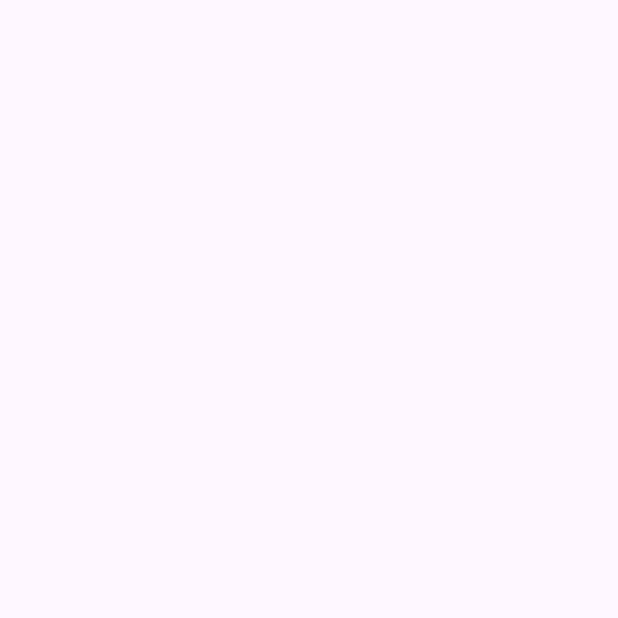
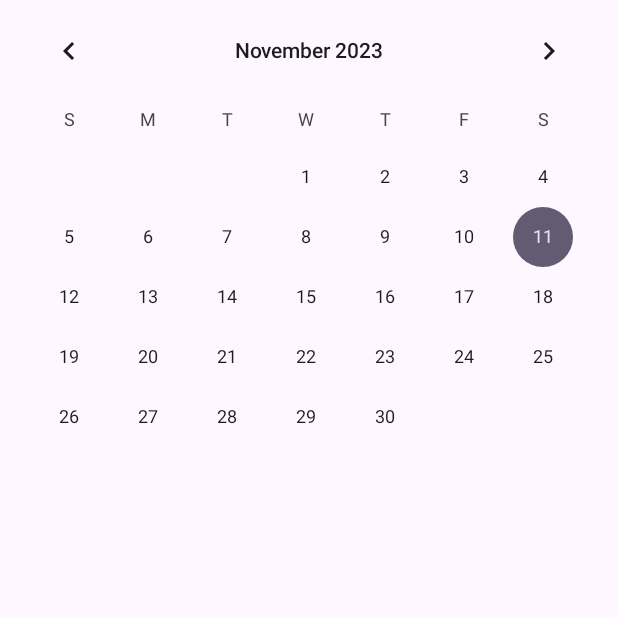
Before and after one commit to okwhy/Health_Calendar, an Android app: the screen it shows after launch (MainActivity), on a phone screen of 412 x 824 dp, the top half of it. Before the commit the part shown is empty. Run offline under Robolectric (Android 15) with nearby library versions, the phone set to English and light mode, and no system bars.

```diff
--- a/app/src/main/java/com/example/health_calendar/MainActivity.java
+++ b/app/src/main/java/com/example/health_calendar/MainActivity.java
@@ -1,16 +1,98 @@
 package com.example.health_calendar;
 
+import androidx.annotation.NonNull;
 import androidx.appcompat.app.AppCompatActivity;
+import androidx.appcompat.app.WindowDecorActionBar;
 
+import android.annotation.SuppressLint;
 import android.os.Bundle;
+import android.view.View;
+import android.widget.Button;
+import android.widget.CalendarView;
+import android.widget.EditText;
+import android.widget.TextView;
 
 import com.example.health_calendar.entites.Date;
 
+import java.util.ArrayList;
+import java.util.List;
+
 public class MainActivity extends AppCompatActivity {
 
+    private int currentYear = 0;
+    private int currentMonth = 0;
+    private int currentDay = 0;
+
+    private int daysIndex = 0;
+    private int monthsIndex = 0;
+    private int yearIndex = 0;
     @Override
     protected void onCreate(Bundle savedInstanceState) {
         super.onCreate(savedInstanceState);
         setContentView(R.layout.activity_main);
+        CalendarView calendarView = findViewById(R.id.calendarView);
+
+        final List<String> calendarStrings = new ArrayList<>();
+        final int[] days= new int[30];
+        final int[] months = new int[12];
+        final int[] years = new int[10];
+
+        final EditText textInput = findViewById(R.id.textInput);
+
+        final View dayContent = findViewById(R.id.dayContent);
+        calendarView.setOnDateChangeListener(new CalendarView.OnDateChangeListener() {
+            @Override
+            public void onSelectedDayChange(@NonNull CalendarView view, int year, int month, int dayOfMonth) {
+                currentYear = year;
+                currentMonth = month;
+                currentDay = dayOfMonth;
+                if(dayContent.getVisibility() == View.GONE)
+                {
+                    dayContent.setVisibility(View.VISIBLE);
+                }
+
+                for(int i = 0; i < 30; i++)
+                {
+                    if(days[i] == currentDay)
+                    {
+                        for(int j = 0; j < 12; j++)
+                        {
+                            if(months[j] == currentMonth)
+                            {
+                                for(int k = 0; k < 10; k++)
+                                {
+                                    if(years[k] == currentYear)
+                                    {
+                                        textInput.setText(calendarStrings.get(i));
+                                        return;
+                                    }
+                                }
+                            }
+                        }
+                    }
+                }
+                textInput.setText("");
+            }
+        });
+
+
+        final Button saveTextButton = findViewById(R.id.saveTextButton);
+
+
+
+        saveTextButton.setOnClickListener(new View.OnClickListener() {
+            @Override
+            public void onClick(View v) {
+                days[daysIndex] = currentDay;
+                months[monthsIndex] = currentMonth;
+                years[yearIndex] = currentYear;
+                calendarStrings.add(daysIndex, textInput.getText().toString());
+                daysIndex++;
+                monthsIndex++;
+                yearIndex++;
+                textInput.setText("");
+
+            }
+        });
     }
 }
--- a/app/src/main/res/layout/activity_main.xml
+++ b/app/src/main/res/layout/activity_main.xml
@@ -1,7 +1,35 @@
-<?xml version="1.0" encoding="utf-8"?>
-<androidx.constraintlayout.widget.ConstraintLayout xmlns:android="http://schemas.android.com/apk/res/android"
-    xmlns:app="http://schemas.android.com/apk/res-auto"
+<LinearLayout xmlns:android="http://schemas.android.com/apk/res/android"
     xmlns:tools="http://schemas.android.com/tools"
+    android:id="@+id/LinearLayout1"
     android:layout_width="match_parent"
     android:layout_height="match_parent"
-    tools:context=".MainActivity"/>
+    android:orientation="vertical" >
+
+    <CalendarView
+        android:id="@+id/calendarView"
+        android:layout_width="match_parent"
+        android:layout_height="wrap_content" />
+
+    <LinearLayout
+        android:id="@+id/dayContent"
+        android:visibility="gone"
+        android:layout_width="match_parent"
+        android:layout_height="wrap_content"
+        android:orientation="vertical">
+
+        <EditText
+            android:hint="write something"
+            android:id="@+id/textInput"
+            android:layout_width="match_parent"
+            android:layout_height="40dp"
+            android:textColor="@color/black" />
+
+        <Button
+            android:id="@+id/saveTextButton"
+            android:layout_width="match_parent"
+            android:layout_height="40dp"
+            android:text="save"/>
+
+    </LinearLayout>
+
+</LinearLayout>
--- a/app/src/main/res/values/colors.xml
+++ b/app/src/main/res/values/colors.xml
@@ -2,4 +2,5 @@
 <resources>
     <color name="black">#FF000000</color>
     <color name="white">#FFFFFFFF</color>
+
 </resources>
--- a/app/src/main/res/values/themes.xml
+++ b/app/src/main/res/values/themes.xml
@@ -3,6 +3,9 @@
     <style name="Base.Theme.Health_Calendar" parent="Theme.Material3.DayNight.NoActionBar">
         <!-- Customize your light theme here. -->
         <!-- <item name="colorPrimary">@color/my_light_primary</item> -->
+
+        <item name="android:windowNoTitle">true</item>
+        <item name="android:windowFullscreen">true</item>
     </style>
 
     <style name="Theme.Health_Calendar" parent="Base.Theme.Health_Calendar" />
```
